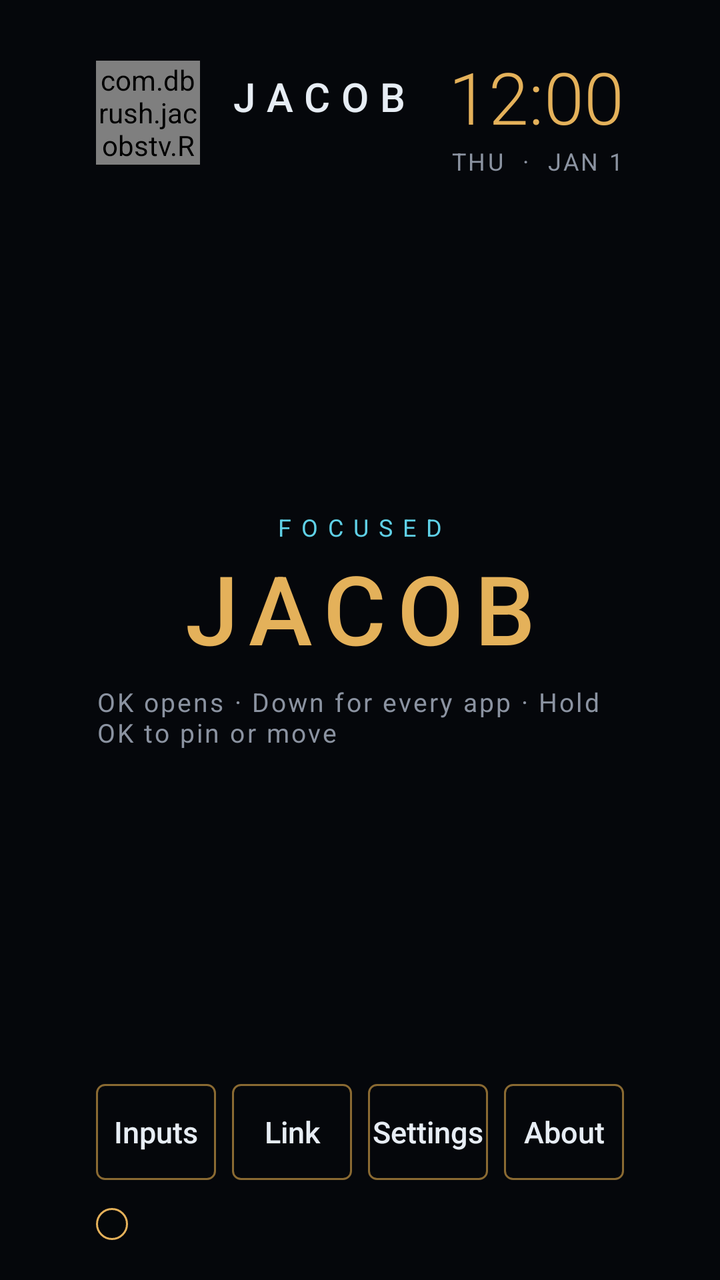
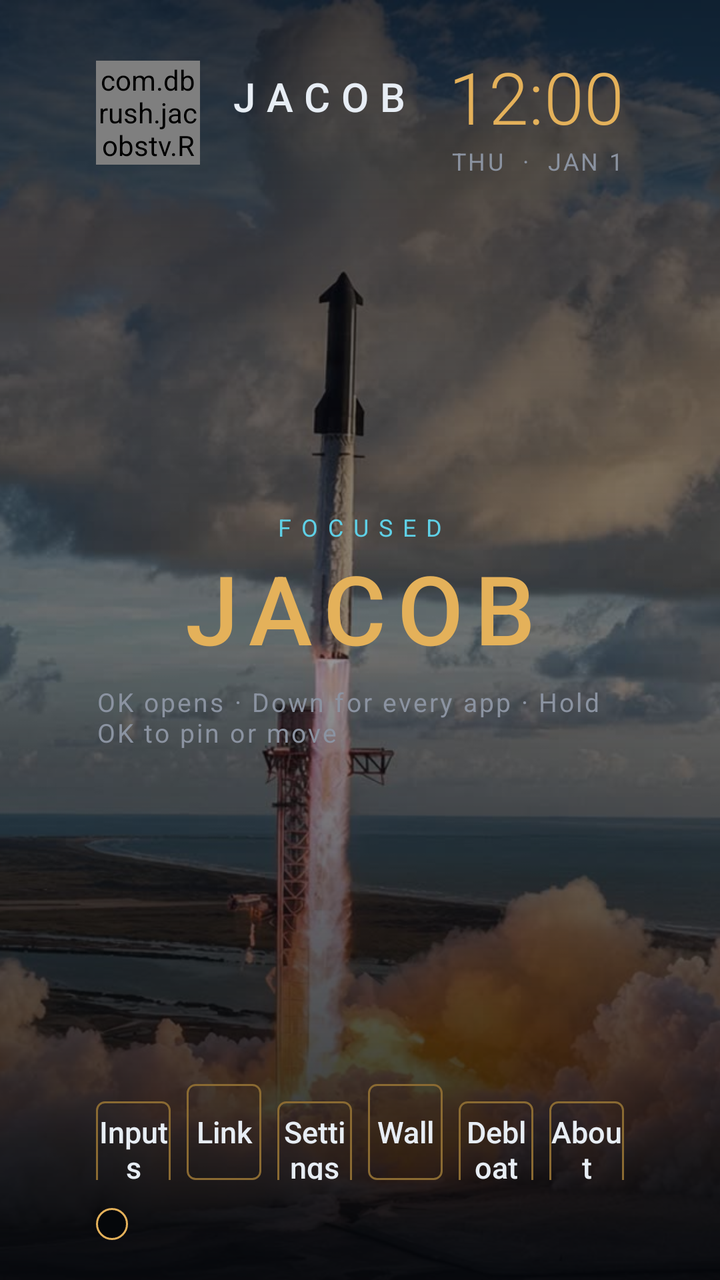

Screens rendered from an Android XML layout before and after an edit, with the pre-edit source and the edit as a unified diff.
<!-- AndroidManifest.xml: application theme Theme.JacobsTv -->
<!-- res/layout/activity_main.xml -->
<?xml version="1.0" encoding="utf-8"?>
<FrameLayout xmlns:android="http://schemas.android.com/apk/res/android"
    android:layout_width="match_parent"
    android:layout_height="match_parent"
    android:background="@color/bg">

    <LinearLayout
        android:id="@+id/home"
        android:layout_width="match_parent"
        android:layout_height="match_parent"
        android:orientation="vertical"
        android:paddingStart="48dp"
        android:paddingTop="24dp"
        android:paddingEnd="48dp"
        android:paddingBottom="20dp">

        <LinearLayout
            android:layout_width="match_parent"
            android:layout_height="wrap_content"
            android:gravity="center_vertical"
            android:orientation="horizontal">

            <com.dbrush.jacobstv.ReactorView
                android:layout_width="52dp"
                android:layout_height="52dp" />

            <LinearLayout
                android:layout_width="0dp"
                android:layout_height="wrap_content"
                android:layout_marginStart="14dp"
                android:layout_weight="1"
                android:orientation="vertical">

                <TextView
                    android:layout_width="wrap_content"
                    android:layout_height="wrap_content"
                    android:fontFamily="sans-serif-medium"
                    android:letterSpacing="0.28"
                    android:text="@string/header_name"
                    android:textColor="@color/fg"
                    android:textSize="20sp" />

                <TextView
                    android:id="@+id/stats"
                    android:layout_width="wrap_content"
                    android:layout_height="wrap_content"
                    android:letterSpacing="0.12"
                    android:textColor="@color/cyan"
                    android:textSize="12sp" />
            </LinearLayout>

            <LinearLayout
                android:layout_width="wrap_content"
                android:layout_height="wrap_content"
                android:gravity="end"
                android:orientation="vertical">

                <TextClock
                    android:layout_width="wrap_content"
                    android:layout_height="wrap_content"
                    android:fontFamily="sans-serif-light"
                    android:format12Hour="h:mm"
                    android:format24Hour="H:mm"
                    android:textColor="@color/gold"
                    android:textSize="36sp" />

                <TextClock
                    android:layout_width="wrap_content"
                    android:layout_height="wrap_content"
                    android:format12Hour="EEE  ·  MMM d"
                    android:format24Hour="EEE  ·  MMM d"
                    android:letterSpacing="0.1"
                    android:textAllCaps="true"
                    android:textColor="@color/muted"
                    android:textSize="12sp" />
            </LinearLayout>
        </LinearLayout>

        <LinearLayout
            android:layout_width="match_parent"
            android:layout_height="0dp"
            android:layout_weight="1"
            android:gravity="center"
            android:orientation="vertical">

            <TextView
                android:id="@+id/shelfKicker"
                android:layout_width="wrap_content"
                android:layout_height="wrap_content"
                android:letterSpacing="0.42"
                android:text="@string/focused"
                android:textColor="@color/cyan"
                android:textSize="12sp" />

            <TextView
                android:id="@+id/shelfName"
                android:layout_width="match_parent"
                android:layout_height="wrap_content"
                android:fontFamily="sans-serif-medium"
                android:gravity="center"
                android:letterSpacing="0.12"
                android:text="@string/jacob"
                android:textColor="@color/gold"
                android:textSize="48sp" />

            <TextView
                android:layout_width="wrap_content"
                android:layout_height="wrap_content"
                android:layout_marginTop="6dp"
                android:letterSpacing="0.08"
                android:text="@string/shelf_hint"
                android:textColor="@color/muted"
                android:textSize="13sp" />
        </LinearLayout>

        <LinearLayout
            android:layout_width="match_parent"
            android:layout_height="wrap_content"
            android:orientation="horizontal">

            <TextView
                android:id="@+id/chipInputs"
                style="@style/HudChip"
                android:layout_marginEnd="8dp"
                android:text="@string/inputs" />

            <TextView
                android:id="@+id/chipLink"
                style="@style/HudChip"
                android:layout_marginEnd="8dp"
                android:text="@string/link" />

            <TextView
                android:id="@+id/chipSettings"
                style="@style/HudChip"
                android:layout_marginEnd="8dp"
                android:text="@string/settings" />

            <TextView
                android:id="@+id/chipAbout"
                style="@style/HudChip"
                android:text="@string/about" />
        </LinearLayout>

        <HorizontalScrollView
            android:layout_width="match_parent"
            android:layout_height="wrap_content"
            android:layout_marginTop="14dp"
            android:scrollbars="none">

            <LinearLayout
                android:id="@+id/dock"
                android:layout_width="wrap_content"
                android:layout_height="wrap_content"
                android:background="@drawable/bg_dock"
                android:orientation="horizontal"
                android:padding="8dp" />
        </HorizontalScrollView>
    </LinearLayout>

    <FrameLayout
        android:id="@+id/library"
        android:layout_width="match_parent"
        android:layout_height="match_parent"
        android:background="#F205070B"
        android:clickable="true"
        android:visibility="gone">

        <LinearLayout
            android:layout_width="match_parent"
            android:layout_height="match_parent"
            android:orientation="vertical"
            android:paddingStart="48dp"
            android:paddingTop="28dp"
            android:paddingEnd="48dp"
            android:paddingBottom="24dp">

            <TextView
                android:layout_width="wrap_content"
                android:layout_height="wrap_content"
                android:letterSpacing="0.32"
                android:text="@string/all_apps"
                android:textColor="@color/cyan"
                android:textSize="12sp" />

            <TextView
                android:layout_width="wrap_content"
                android:layout_height="wrap_content"
                android:layout_marginTop="4dp"
                android:text="@string/library_hint"
                android:textColor="@color/muted"
                android:textSize="14sp" />

            <GridView
                android:id="@+id/libraryGrid"
                android:layout_width="match_parent"
                android:layout_height="0dp"
                android:layout_marginTop="16dp"
                android:layout_weight="1"
                android:columnWidth="148dp"
                android:gravity="center"
                android:horizontalSpacing="14dp"
                android:listSelector="@android:color/transparent"
                android:numColumns="auto_fit"
                android:stretchMode="columnWidth"
                android:verticalSpacing="14dp" />
        </LinearLayout>
    </FrameLayout>

    <FrameLayout
        android:id="@+id/menu"
        android:layout_width="match_parent"
        android:layout_height="match_parent"
        android:background="#CC05070B"
        android:clickable="true"
        android:visibility="gone">

        <LinearLayout
            android:layout_width="460dp"
            android:layout_height="wrap_content"
            android:layout_gravity="center"
            android:background="@drawable/bg_card"
            android:orientation="vertical"
            android:padding="24dp">

            <TextView
                android:layout_width="wrap_content"
                android:layout_height="wrap_content"
                android:letterSpacing="0.36"
                android:text="@string/tile"
                android:textColor="@color/cyan"
                android:textSize="12sp" />

            <TextView
                android:id="@+id/menuTitle"
                android:layout_width="match_parent"
                android:layout_height="wrap_content"
                android:layout_marginTop="8dp"
                android:textColor="@color/gold"
                android:textSize="26sp" />

            <TextView
                android:id="@+id/menuMoveLeft"
                style="@style/HudChip"
                android:layout_width="match_parent"
                android:layout_height="48dp"
                android:layout_marginTop="16dp"
                android:layout_weight="0"
                android:text="@string/move_left" />

            <TextView
                android:id="@+id/menuMoveRight"
                style="@style/HudChip"
                android:layout_width="match_parent"
                android:layout_height="48dp"
                android:layout_marginTop="8dp"
                android:layout_weight="0"
                android:text="@string/move_right" />

            <TextView
                android:id="@+id/menuRemove"
                style="@style/HudChip"
                android:layout_width="match_parent"
                android:layout_height="48dp"
                android:layout_marginTop="8dp"
                android:layout_weight="0"
                android:text="@string/remove_dock" />

            <TextView
                android:id="@+id/menuPin"
                style="@style/HudChip"
                android:layout_width="match_parent"
                android:layout_height="48dp"
                android:layout_marginTop="8dp"
                android:layout_weight="0"
                android:text="@string/pin_dock" />

            <TextView
                android:id="@+id/menuInfo"
                style="@style/HudChip"
                android:layout_width="match_parent"
                android:layout_height="48dp"
                android:layout_marginTop="8dp"
                android:layout_weight="0"
                android:text="@string/app_info" />

            <TextView
                android:id="@+id/menuClose"
                style="@style/HudChip"
                android:layout_width="match_parent"
                android:layout_height="48dp"
                android:layout_marginTop="8dp"
                android:layout_weight="0"
                android:text="@string/close" />
        </LinearLayout>
    </FrameLayout>

    <FrameLayout
        android:id="@+id/dream"
        android:layout_width="match_parent"
        android:layout_height="match_parent"
        android:background="@color/bg"
        android:clickable="true"
        android:focusable="true"
        android:visibility="gone">

        <LinearLayout
            android:id="@+id/dreamClock"
            android:layout_width="wrap_content"
            android:layout_height="wrap_content"
            android:layout_gravity="center"
            android:gravity="center"
            android:orientation="vertical">

            <com.dbrush.jacobstv.ReactorView
                android:layout_width="72dp"
                android:layout_height="72dp" />

            <TextClock
                android:layout_width="wrap_content"
                android:layout_height="wrap_content"
                android:layout_marginTop="12dp"
                android:fontFamily="sans-serif-light"
                android:format12Hour="h:mm"
                android:format24Hour="H:mm"
                android:textColor="@color/gold"
                android:textSize="84sp" />
        </LinearLayout>
    </FrameLayout>

    <FrameLayout
        android:id="@+id/welcome"
        android:layout_width="match_parent"
        android:layout_height="match_parent"
        android:background="@color/bg"
        android:clickable="true"
        android:focusable="true"
        android:visibility="gone">

        <com.dbrush.jacobstv.ReactorView
            android:layout_width="220dp"
            android:layout_height="220dp"
            android:layout_gravity="center"
            android:layout_marginBottom="120dp" />

        <LinearLayout
            android:layout_width="match_parent"
            android:layout_height="wrap_content"
            android:layout_gravity="center"
            android:layout_marginTop="80dp"
            android:gravity="center"
            android:orientation="vertical">

            <TextView
                android:id="@+id/wordWelcome"
                android:layout_width="wrap_content"
                android:layout_height="wrap_content"
                android:fontFamily="sans-serif-medium"
                android:letterSpacing="0.5"
                android:text="@string/welcome"
                android:textColor="@color/cyan"
                android:textSize="16sp" />

            <TextView
                android:id="@+id/wordJacob"
                android:layout_width="wrap_content"
                android:layout_height="wrap_content"
                android:fontFamily="sans-serif-medium"
                android:letterSpacing="0.22"
                android:text="@string/jacob"
                android:textColor="@color/gold"
                android:textSize="64sp" />

            <TextView
                android:id="@+id/wordStatus"
                android:layout_width="wrap_content"
                android:layout_height="wrap_content"
                android:layout_marginTop="8dp"
                android:letterSpacing="0.28"
                android:text="@string/nominal"
                android:textColor="@color/fg"
                android:textSize="14sp" />
        </LinearLayout>
    </FrameLayout>

    <FrameLayout
        android:id="@+id/about"
        android:layout_width="match_parent"
        android:layout_height="match_parent"
        android:background="#CC05070B"
        android:clickable="true"
        android:visibility="gone">

        <LinearLayout
            android:id="@+id/aboutCard"
            android:layout_width="560dp"
            android:layout_height="wrap_content"
            android:layout_gravity="center"
            android:background="@drawable/bg_card"
            android:orientation="vertical"
            android:padding="28dp">

            <TextView
                android:layout_width="wrap_content"
                android:layout_height="wrap_content"
                android:letterSpacing="0.4"
                android:text="@string/about_kicker"
                android:textColor="@color/cyan"
                android:textSize="12sp" />

            <TextView
                android:layout_width="match_parent"
                android:layout_height="wrap_content"
                android:layout_marginTop="12dp"
                android:fontFamily="sans-serif-medium"
                android:text="@string/about_line"
                android:textColor="@color/gold"
                android:textSize="28sp" />

            <TextView
                android:layout_width="match_parent"
                android:layout_height="wrap_content"
                android:layout_marginTop="14dp"
                android:lineSpacingExtra="4dp"
                android:text="@string/about_body"
                android:textColor="@color/fg"
                android:textSize="18sp" />

            <LinearLayout
                android:layout_width="match_parent"
                android:layout_height="wrap_content"
                android:layout_marginTop="22dp"
                android:orientation="horizontal">

                <TextView
                    android:id="@+id/replayWelcome"
                    android:layout_width="0dp"
                    android:layout_height="52dp"
                    android:layout_marginEnd="10dp"
                    android:layout_weight="1"
                    android:background="@drawable/bg_button"
                    android:clickable="true"
                    android:focusable="true"
                    android:gravity="center"
                    android:text="@string/replay"
                    android:textColor="@color/button_text"
                    android:textSize="16sp" />

                <TextView
                    android:id="@+id/closeAbout"
                    android:layout_width="0dp"
                    android:layout_height="52dp"
                    android:layout_weight="1"
                    android:background="@drawable/bg_button"
                    android:clickable="true"
                    android:focusable="true"
                    android:gravity="center"
                    android:text="@string/close"
                    android:textColor="@color/button_text"
                    android:textSize="16sp" />
            </LinearLayout>
        </LinearLayout>
    </FrameLayout>
</FrameLayout>
<!-- resources referenced by this layout -->
<resources>
  <color name="bg">#05070B</color>
  <color name="cyan">#5FD0E6</color>
  <color name="fg">#E7EDF4</color>
  <color name="gold">#E4B15A</color>
  <color name="muted">#8B93A1</color>
  <!-- drawable bg_card (drawable) -->
  <?xml version="1.0" encoding="utf-8"?>
  <shape xmlns:android="http://schemas.android.com/apk/res/android">
      <solid android:color="@color/bg" />
      <stroke android:width="1dp" android:color="@color/gold" />
      <corners android:radius="8dp" />
  </shape>
  <!-- drawable bg_dock (drawable) -->
  <?xml version="1.0" encoding="utf-8"?>
  <shape xmlns:android="http://schemas.android.com/apk/res/android">
      <solid android:color="#E605070B" />
      <stroke android:width="1dp" android:color="@color/gold" />
      <corners android:radius="28dp" />
  </shape>
  <string name="about">About</string>
  <string name="about_body">A Stark-styled home for this Vizio. Dock on the bottom, the focused app in big type, inputs up front, and a clock that drifts so it does not burn in. No recommendation rows. No ads.</string>
  <string name="about_kicker">ABOUT</string>
  <string name="about_line">Dallas built this because Dallas kicks ass</string>
  <string name="all_apps">ALL APPS</string>
  <string name="app_info">App info</string>
  <string name="close">Close</string>
  <string name="focused">FOCUSED</string>
  <string name="header_name">JACOB</string>
  <string name="inputs">Inputs</string>
  <string name="jacob">JACOB</string>
  <string name="library_hint">Stock recommendation rows stay off this grid. Hold OK to pin a tile to the dock.</string>
  <string name="link">Link</string>
  <string name="move_left">Move left</string>
  <string name="move_right">Move right</string>
  <string name="nominal">ALL SYSTEMS NOMINAL</string>
  <string name="pin_dock">Pin to dock</string>
  <string name="remove_dock">Remove from dock</string>
  <string name="replay">Replay welcome</string>
  <string name="settings">Settings</string>
  <string name="shelf_hint">OK opens   ·   Down for every app   ·   Hold OK to pin or move</string>
  <string name="tile">TILE</string>
  <string name="welcome">WELCOME</string>
  <style name="HudChip">
          <item name="android:layout_width">0dp</item>
          <item name="android:layout_height">48dp</item>
          <item name="android:layout_weight">1</item>
          <item name="android:background">@drawable/bg_button</item>
          <item name="android:clickable">true</item>
          <item name="android:focusable">true</item>
          <item name="android:fontFamily">sans-serif-medium</item>
          <item name="android:gravity">center</item>
          <item name="android:textColor">@color/button_text</item>
          <item name="android:textSize">15sp</item>
      </style>
  <style name="Theme.JacobsTv" parent="@android:style/Theme.NoTitleBar.Fullscreen">
          <item name="android:windowBackground">@color/bg</item>
          <item name="android:colorBackground">@color/bg</item>
          <item name="android:windowFullscreen">true</item>
          <item name="android:fontFamily">sans-serif</item>
      </style>
  <color name="gold_dim">#8A6A32</color>
  <!-- unchanged entries left out for length: 1 -->
</resources>

<!-- the commit's change to res/layout/activity_main.xml (unified diff, before → after) -->
@@ -3,6 +3,19 @@
     android:layout_width="match_parent"
     android:layout_height="match_parent"
     android:background="@color/bg">
+
+    <ImageView
+        android:id="@+id/wallpaper"
+        android:layout_width="match_parent"
+        android:layout_height="match_parent"
+        android:contentDescription="@string/wall"
+        android:scaleType="centerCrop"
+        android:src="@drawable/bg_rocket" />
+
+    <View
+        android:layout_width="match_parent"
+        android:layout_height="match_parent"
+        android:background="@drawable/bg_scrim" />
 
     <LinearLayout
         android:id="@+id/home"
@@ -137,6 +150,18 @@
                 android:text="@string/settings" />
 
             <TextView
+                android:id="@+id/chipWall"
+                style="@style/HudChip"
+                android:layout_marginEnd="8dp"
+                android:text="@string/wall" />
+
+            <TextView
+                android:id="@+id/chipDebloat"
+                style="@style/HudChip"
+                android:layout_marginEnd="8dp"
+                android:text="@string/debloat" />
+
+            <TextView
                 android:id="@+id/chipAbout"
                 style="@style/HudChip"
                 android:text="@string/about" />
@@ -289,6 +314,61 @@
                 style="@style/HudChip"
                 android:layout_width="match_parent"
                 android:layout_height="48dp"
+                android:layout_marginTop="8dp"
+                android:layout_weight="0"
+                android:text="@string/close" />
+        </LinearLayout>
+    </FrameLayout>
+
+    <FrameLayout
+        android:id="@+id/debloat"
+        android:layout_width="match_parent"
+        android:layout_height="match_parent"
+        android:background="#CC05070B"
+        android:clickable="true"
+        android:visibility="gone">
+
+        <LinearLayout
+            android:layout_width="match_parent"
+            android:layout_height="wrap_content"
+            android:layout_gravity="center"
+            android:layout_margin="48dp"
+            android:background="@drawable/bg_card"
+            android:orientation="vertical"
+            android:padding="28dp">
+
+            <TextView
+                android:layout_width="wrap_content"
+                android:layout_height="wrap_content"
+                android:letterSpacing="0.36"
+                android:text="@string/debloat"
+                android:textColor="@color/cyan"
+                android:textSize="12sp" />
+
+            <TextView
+                android:id="@+id/debloatBody"
+                android:layout_width="match_parent"
+                android:layout_height="wrap_content"
+                android:layout_marginTop="12dp"
+                android:lineSpacingExtra="4dp"
+                android:text="@string/debloat_body"
+                android:textColor="@color/fg"
+                android:textSize="18sp" />
+
+            <TextView
+                android:id="@+id/debloatRun"
+                style="@style/HudChip"
+                android:layout_width="match_parent"
+                android:layout_height="52dp"
+                android:layout_marginTop="18dp"
+                android:layout_weight="0"
+                android:text="@string/debloat_run" />
+
+            <TextView
+                android:id="@+id/debloatClose"
+                style="@style/HudChip"
+                android:layout_width="match_parent"
+                android:layout_height="52dp"
                 android:layout_marginTop="8dp"
                 android:layout_weight="0"
                 android:text="@string/close" />
<!-- resource entries referenced after the edit -->
@@ -19,6 +19,16 @@
       <stroke android:width="1dp" android:color="@color/gold" />
       <corners android:radius="28dp" />
   </shape>
+  <!-- drawable bg_rocket: jpg bitmap (drawable-nodpi, 146170 bytes) -->
+  <!-- drawable bg_scrim (drawable) -->
+  <?xml version="1.0" encoding="utf-8"?>
+  <shape xmlns:android="http://schemas.android.com/apk/res/android">
+      <gradient
+          android:angle="270"
+          android:startColor="#C005070B"
+          android:centerColor="#6605070B"
+          android:endColor="#E605070B" />
+  </shape>
   <string name="about">About</string>
   <string name="about_body">A Stark-styled home for this Vizio. Dock on the bottom, the focused app in big type, inputs up front, and a clock that drifts so it does not burn in. No recommendation rows. No ads.</string>
   <string name="about_kicker">ABOUT</string>
@@ -26,6 +36,9 @@
   <string name="all_apps">ALL APPS</string>
   <string name="app_info">App info</string>
   <string name="close">Close</string>
+  <string name="debloat">Debloat</string>
+  <string name="debloat_body">Recommendation rows are already hidden on this home. Disable stops them from running. Nothing is uninstalled. If the TV refuses, run tools/debloat.sh from a computer. tools/restore.sh puts them back.</string>
+  <string name="debloat_run">Disable bloat on this TV</string>
   <string name="focused">FOCUSED</string>
   <string name="header_name">JACOB</string>
   <string name="inputs">Inputs</string>
@@ -41,6 +54,7 @@
   <string name="settings">Settings</string>
   <string name="shelf_hint">OK opens   ·   Down for every app   ·   Hold OK to pin or move</string>
   <string name="tile">TILE</string>
+  <string name="wall">Wall</string>
   <string name="welcome">WELCOME</string>
   <style name="HudChip">
           <item name="android:layout_width">0dp</item>
